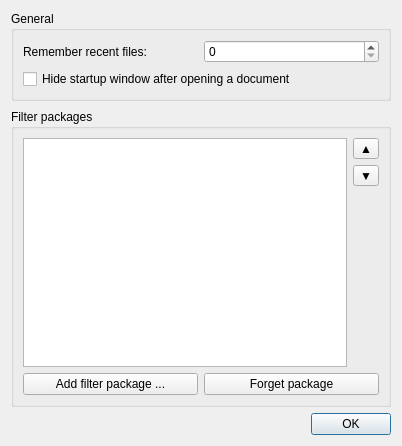
This is gui/bibolamazi_gui/settingswidget.ui in phfaist/bibolamazi as Qt 5 draws it before an edit. The edited form follows.
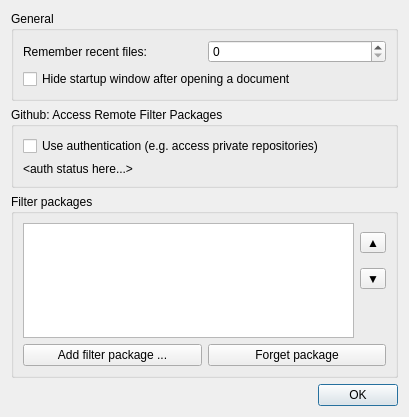
This is the edited form.

Commit message: github authentication support

Diff of the .ui file:
```diff
--- a/gui/bibolamazi_gui/settingswidget.ui
+++ b/gui/bibolamazi_gui/settingswidget.ui
@@ -6,8 +6,8 @@
    <rect>
     <x>0</x>
     <y>0</y>
-    <width>402</width>
-    <height>446</height>
+    <width>409</width>
+    <height>417</height>
    </rect>
   </property>
   <property name="windowTitle">
@@ -44,18 +44,44 @@
      </layout>
     </widget>
    </item>
+   <item>
+    <widget class="QGroupBox" name="groupBox">
+     <property name="title">
+      <string>Github: Access Remote Filter Packages</string>
+     </property>
+     <layout class="QGridLayout" name="gridLayout_3">
+      <item row="0" column="0" colspan="2">
+       <widget class="QCheckBox" name="chkGithubAuth">
+        <property name="text">
+         <string>Use authentication (e.g. access private repositories)</string>
+        </property>
+       </widget>
+      </item>
+      <item row="1" column="0" colspan="2">
+       <widget class="QLabel" name="lblGithubAuthStatus">
+        <property name="text">
+         <string>&amp;lt;auth status here...&gt;</string>
+        </property>
+        <property name="textFormat">
+         <enum>Qt::RichText</enum>
+        </property>
+       </widget>
+      </item>
+     </layout>
+    </widget>
+   </item>
    <item>
     <spacer name="verticalSpacer">
      <property name="orientation">
       <enum>Qt::Vertical</enum>
      </property>
      <property name="sizeType">
-      <enum>QSizePolicy::Fixed</enum>
+      <enum>QSizePolicy::Expanding</enum>
      </property>
      <property name="sizeHint" stdset="0">
       <size>
        <width>20</width>
-       <height>2</height>
+       <height>10</height>
       </size>
      </property>
     </spacer>
@@ -86,6 +112,12 @@
       </item>
       <item row="0" column="0">
        <widget class="QTreeView" name="lstFilterPackages">
+        <property name="sizePolicy">
+         <sizepolicy hsizetype="Expanding" vsizetype="Preferred">
+          <horstretch>0</horstretch>
+          <verstretch>0</verstretch>
+         </sizepolicy>
+        </property>
         <property name="indentation">
          <number>0</number>
         </property>
@@ -95,12 +127,6 @@
        <layout class="QVBoxLayout" name="verticalLayout_3">
         <item>
          <widget class="QToolButton" name="btnFilterPackageMoveUp">
-          <property name="sizePolicy">
-           <sizepolicy hsizetype="Preferred" vsizetype="Fixed">
-            <horstretch>0</horstretch>
-            <verstretch>0</verstretch>
-           </sizepolicy>
-          </property>
           <property name="text">
            <string>▲</string>
           </property>
@@ -118,6 +144,9 @@
           <property name="orientation">
            <enum>Qt::Vertical</enum>
           </property>
+          <property name="sizeType">
+           <enum>QSizePolicy::Preferred</enum>
+          </property>
           <property name="sizeHint" stdset="0">
            <size>
             <width>20</width>
```
Left out of the diff: 10 changed lines with no effect on the pictures. The commit also changes 19 other files.
